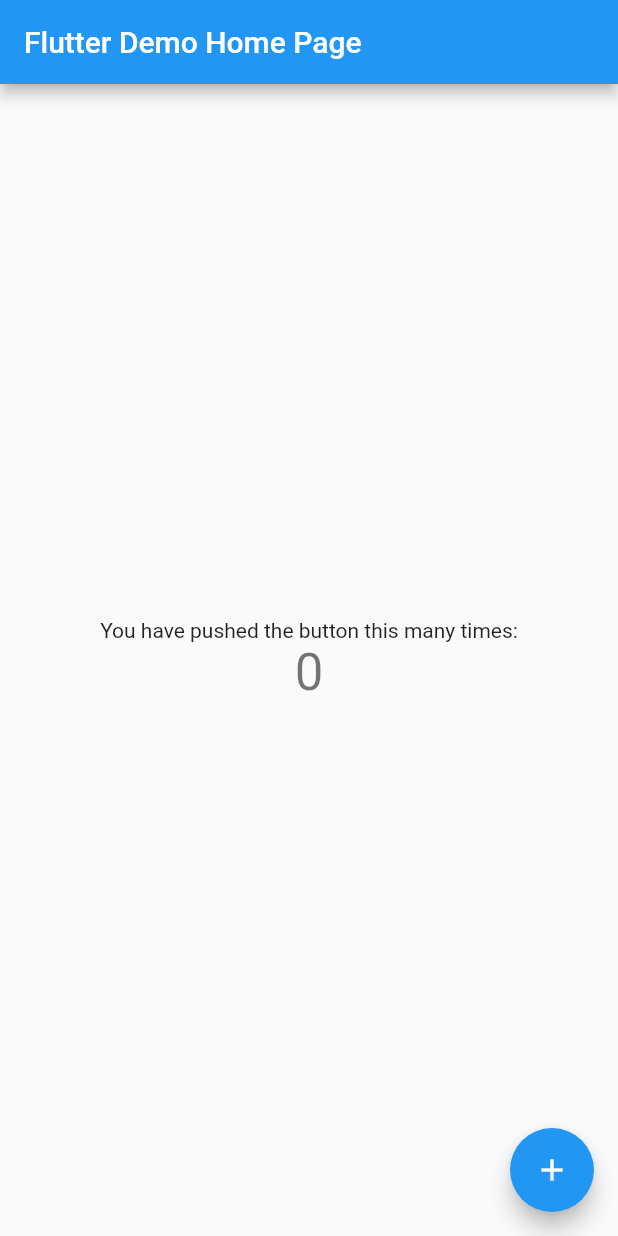
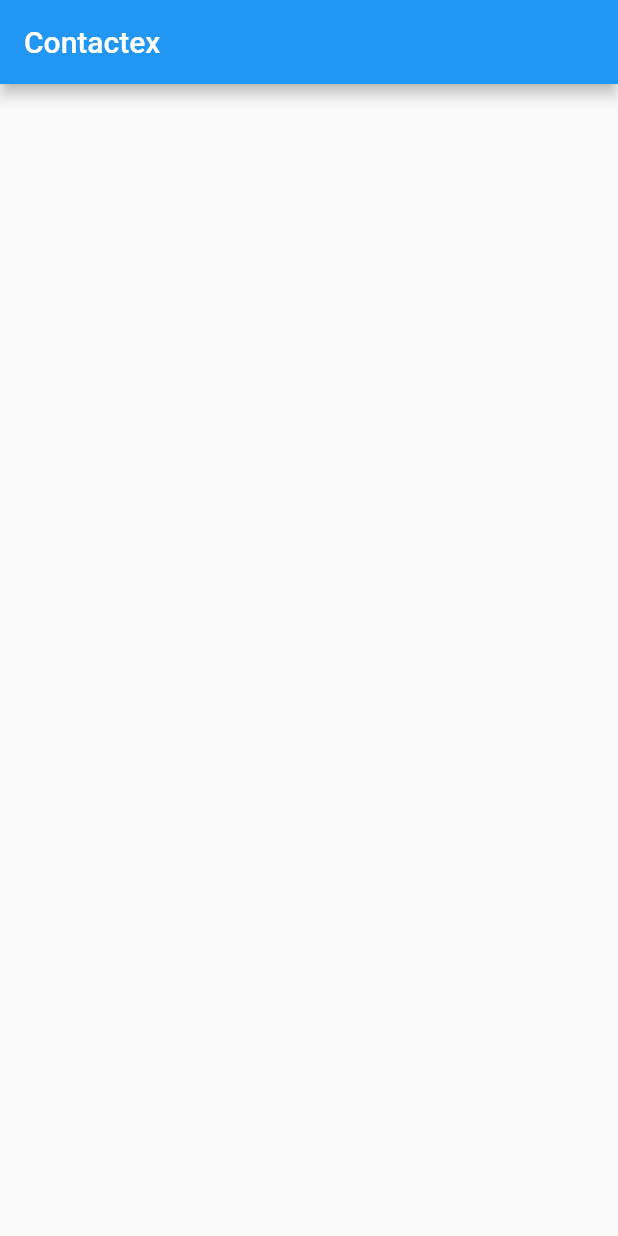
Before and after one commit to aritro-rakshit/contactex, a Flutter app: the screen it shows after launch, on a phone screen of 412 x 824 dp. Run offline on Flutter 3.47's test engine with Material 2 defaults, Android fonts, the phone set to English and light mode, and no system bars.

Commit message:
Initial commit

```diff
--- /dev/null
+++ b/lib/home/home.dart
@@ -0,0 +1,31 @@
+import 'package:flutter/material.dart';
+
+
+class Home extends StatefulWidget {
+  const Home({Key? key, required this.title}) : super(key: key);
+  final String title;
+
+  @override
+  State<Home> createState() => _HomeState();
+}
+
+class _HomeState extends State<Home> {
+  int _counter = 0;
+
+  void _incrementCounter() {
+    setState(() {
+      _counter++;
+    });
+  }
+
+  @override
+  Widget build(BuildContext context) {
+    return Scaffold(
+      appBar: AppBar(
+        title: Text(widget.title),
+      ),
+      body: Container(),
+      floatingActionButton:Container(), // This trailing comma makes auto-formatting nicer for build methods.
+    );
+    }
+}
--- a/lib/main.dart
+++ b/lib/main.dart
@@ -1,115 +1,23 @@
+import 'package:contactex/home/home.dart';
 import 'package:flutter/material.dart';
 
 void main() {
-  runApp(const MyApp());
+  runApp( MyApp());
 }
 
 class MyApp extends StatelessWidget {
-  const MyApp({Key? key}) : super(key: key);
+   MyApp({Key? key}) : super(key: key);
 
   // This widget is the root of your application.
   @override
   Widget build(BuildContext context) {
     return MaterialApp(
-      title: 'Flutter Demo',
+      title: 'Contactex',
+      debugShowCheckedModeBanner: false,
       theme: ThemeData(
-        // This is the theme of your application.
-        //
-        // Try running your application with "flutter run". You'll see the
-        // application has a blue toolbar. Then, without quitting the app, try
-        // changing the primarySwatch below to Colors.green and then invoke
-        // "hot reload" (press "r" in the console where you ran "flutter run",
-        // or simply save your changes to "hot reload" in a Flutter IDE).
-        // Notice that the counter didn't reset back to zero; the application
-        // is not restarted.
         primarySwatch: Colors.blue,
       ),
-      home: const MyHomePage(title: 'Flutter Demo Home Page'),
+      home: Home(title: 'Contactex'),
     );
   }
 }
-
-class MyHomePage extends StatefulWidget {
-  const MyHomePage({Key? key, required this.title}) : super(key: key);
-
-  // This widget is the home page of your application. It is stateful, meaning
-  // that it has a State object (defined below) that contains fields that affect
-  // how it looks.
-
-  // This class is the configuration for the state. It holds the values (in this
-  // case the title) provided by the parent (in this case the App widget) and
-  // used by the build method of the State. Fields in a Widget subclass are
-  // always marked "final".
-
-  final String title;
-
-  @override
-  State<MyHomePage> createState() => _MyHomePageState();
-}
-
-class _MyHomePageState extends State<MyHomePage> {
-  int _counter = 0;
-
-  void _incrementCounter() {
-    setState(() {
-      // This call to setState tells the Flutter framework that something has
-      // changed in this State, which causes it to rerun the build method below
-      // so that the display can reflect the updated values. If we changed
-      // _counter without calling setState(), then the build method would not be
-      // called again, and so nothing would appear to happen.
-      _counter++;
-    });
-  }
-
-  @override
-  Widget build(BuildContext context) {
-    // This method is rerun every time setState is called, for instance as done
-    // by the _incrementCounter method above.
-    //
-    // The Flutter framework has been optimized to make rerunning build methods
-    // fast, so that you can just rebuild anything that needs updating rather
-    // than having to individually change instances of widgets.
-    return Scaffold(
-      appBar: AppBar(
-        // Here we take the value from the MyHomePage object that was created by
-        // the App.build method, and use it to set our appbar title.
-        title: Text(widget.title),
-      ),
-      body: Center(
-        // Center is a layout widget. It takes a single child and positions it
-        // in the middle of the parent.
-        child: Column(
-          // Column is also a layout widget. It takes a list of children and
-          // arranges them vertically. By default, it sizes itself to fit its
-          // children horizontally, and tries to be as tall as its parent.
-          //
-          // Invoke "debug painting" (press "p" in the console, choose the
-          // "Toggle Debug Paint" action from the Flutter Inspector in Android
-          // Studio, or the "Toggle Debug Paint" command in Visual Studio Code)
-          // to see the wireframe for each widget.
-          //
-          // Column has various properties to control how it sizes itself and
-          // how it positions its children. Here we use mainAxisAlignment to
-          // center the children vertically; the main axis here is the vertical
-          // axis because Columns are vertical (the cross axis would be
-          // horizontal).
-          mainAxisAlignment: MainAxisAlignment.center,
-          children: <Widget>[
-            const Text(
-              'You have pushed the button this many times:',
-            ),
-            Text(
-              '$_counter',
-              style: Theme.of(context).textTheme.headline4,
-            ),
-          ],
-        ),
-      ),
-      floatingActionButton: FloatingActionButton(
-        onPressed: _incrementCounter,
-        tooltip: 'Increment',
-        child: const Icon(Icons.add),
-      ), // This trailing comma makes auto-formatting nicer for build methods.
-    );
-  }
-}
```
